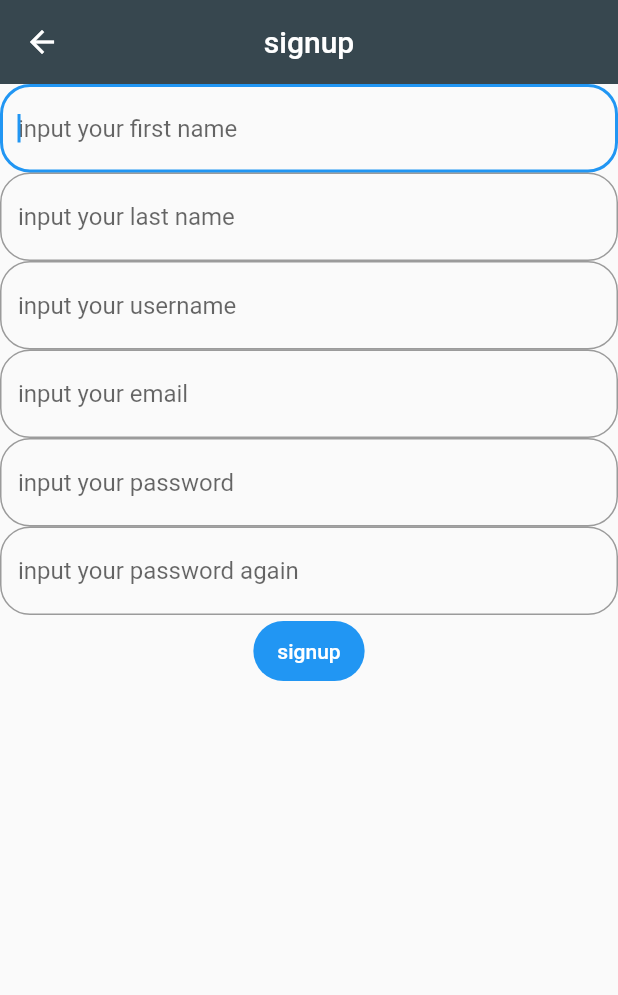
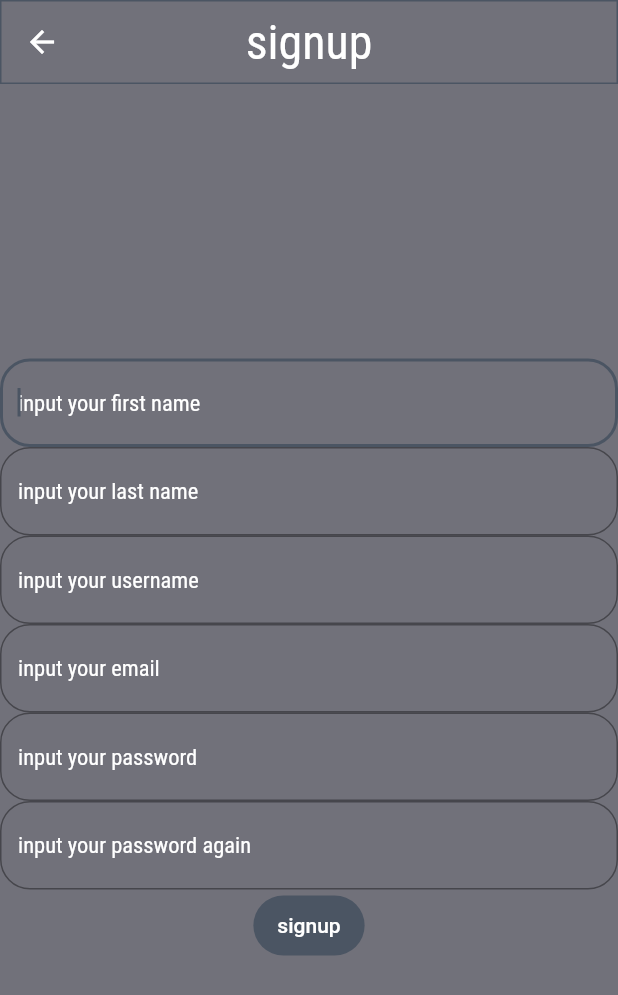
Before and after one commit to JamilmFaris/events-streaming-platform, a Flutter app: the SignupScreen screen opened by its route, on a phone screen of 412 x 824 dp. Shown: the top 995 px of the screen. Run offline on Flutter 3.47's test engine with Material 2 defaults, Android fonts, the phone set to English and light mode, and no system bars; our stand-ins replace image_picker.

Commit message:
style changes

```diff
--- a/lib/classes/auth_arguments.dart
+++ b/lib/classes/auth_arguments.dart
@@ -1,11 +1,12 @@
+import 'package:events_streaming_platform/classes/styles.dart';
 import 'package:flutter/material.dart';
 
 import './helper.dart';
 
 abstract class AuthArguments {
   static const Size accountImageMaxSize = Size(128.0, 128.0);
-
-  static const double bottomPadding = 20.0;
+  static const double appbarPadding = 8.0;
+  static const double bottomPadding = 8.0;
   static const double circular = 20.0;
   static const OutlineInputBorder outlineInputBorder = OutlineInputBorder(
     borderRadius: BorderRadius.all(
@@ -34,6 +35,7 @@ abstract class AuthArguments {
           decoration: InputDecoration(
             hintText: "input your $textType",
             border: outlineInputBorder,
+            hintStyle: Styles.hintStyle,
           ),
           keyboardType: textInputType,
           textInputAction: textInputAction,
--- a/lib/classes/nav_drawer.dart
+++ b/lib/classes/nav_drawer.dart
@@ -6,6 +6,7 @@ import '../screens/signup_screen.dart';
 import '/classes/route_details.dart';
 
 class NavDrawer {
+  // just add routesDetails here and boom it will be in the drawer
   static var routesDetails = [
     RouteDetails(
       name: 'homePage',
--- /dev/null
+++ b/lib/classes/styles.dart
@@ -0,0 +1,31 @@
+import 'package:flutter/material.dart';
+
+class Styles {
+  static TextStyle barTextStyle = TextStyle(
+    fontSize: 32,
+    fontFamily: 'RobotoCondensed',
+  );
+  static TextStyle titleStyle = TextStyle(
+    fontSize: 30,
+    fontFamily: 'RobotoCondensed',
+  );
+  static TextStyle titleStyle2 = TextStyle(
+    fontSize: 28,
+    fontFamily: 'RobotoCondensed',
+  );
+  static TextStyle titleStyle3 = TextStyle(
+    fontSize: 26,
+    fontFamily: 'RobotoCondensed',
+  );
+
+  static TextStyle bodyText = TextStyle(
+    fontSize: 20,
+    fontFamily: 'Raleway',
+  );
+
+  static TextStyle hintStyle = TextStyle(
+    fontSize: 15,
+    fontFamily: 'RobotoCondensed',
+    color: Colors.white,
+  );
+}
--- /dev/null
+++ b/lib/classes/tw_colors.dart
@@ -0,0 +1,313 @@
+import "package:flutter/material.dart";
+
+/// [TwColors] Utility helper for [Tailwind] Colors
+class TwColors {
+  TwColors._();
+
+  /// Theme Colors
+  static Color primaryColor(BuildContext context) =>
+      Theme.of(context).primaryColor;
+  static Color primaryColorDark(BuildContext context) =>
+      Theme.of(context).primaryColorDark;
+  static Color primaryColorLight(BuildContext context) =>
+      Theme.of(context).primaryColorLight;
+  static Color secondary(BuildContext context) =>
+      Theme.of(context).colorScheme.secondary;
+  static Color secondaryColor(BuildContext context) =>
+      Theme.of(context).colorScheme.secondary;
+  static Color backgroundColor(BuildContext context) =>
+      Theme.of(context).colorScheme.background;
+  static Color scaffoldBackgroundColor(BuildContext context) =>
+      Theme.of(context).scaffoldBackgroundColor;
+  static Color cardColor(BuildContext context) => Theme.of(context).cardColor;
+
+  /// Tailwind Colors
+  static const Color black = Color(0xFF010101);
+  static const Color white = Color(0xFFFFFFFF);
+  static const Color transparent = Color(0x00000000);
+  static const MaterialColor gray = MaterialColor(0xFF71717A, <int, Color>{
+    50: Color(0xFFFAFAFA),
+    100: Color(0xFFF4F4F5),
+    200: Color(0xFFE4E4E7),
+    300: Color(0xFFD4D4D8),
+    400: Color(0xFFA1A1AA),
+    500: Color(0xFF71717A),
+    600: Color(0xFF52525B),
+    700: Color(0xFF3F3F46),
+    800: Color(0xFF27272A),
+    900: Color(0xFF18181B),
+  });
+
+  static const MaterialColor blueGray = MaterialColor(0xFF64748B, <int, Color>{
+    50: Color(0xFFF8FAFC),
+    100: Color(0xFFF1F5F9),
+    200: Color(0xFFE2E8F0),
+    300: Color(0xFFCBD5E1),
+    400: Color(0xFF94A3B8),
+    500: Color(0xFF64748B),
+    600: Color(0xFF475569),
+    700: Color(0xFF334155),
+    800: Color(0xFF1E293B),
+    900: Color(0xFF0F172A),
+  });
+
+  static const MaterialColor coolGray = MaterialColor(0xFF4B5563, <int, Color>{
+    50: Color(0xFFF9FAFB),
+    100: Color(0xFFF3F4F6),
+    200: Color(0xFFE5E7EB),
+    300: Color(0xFFD1D5DB),
+    400: Color(0xFF9CA3AF),
+    500: Color(0xFF6B7280),
+    600: Color(0xFF4B5563),
+    700: Color(0xFF4B5563),
+    800: Color(0xFF1F2937),
+    900: Color(0xFF111827),
+  });
+
+  static const MaterialColor trueGray = MaterialColor(0xFF737373, <int, Color>{
+    50: Color(0xFFFAFAFA),
+    100: Color(0xFFF5F5F5),
+    200: Color(0xFFE5E5E5),
+    300: Color(0xFFD4D4D4),
+    400: Color(0xFFA3A3A3),
+    500: Color(0xFF737373),
+    600: Color(0xFF525252),
+    700: Color(0xFF404040),
+    800: Color(0xFF262626),
+    900: Color(0xFF171717),
+  });
+
+  static const MaterialColor warmGray = MaterialColor(0xFF78716C, <int, Color>{
+    50: Color(0xFFFAFAF9),
+    100: Color(0xFFF5F5F4),
+    200: Color(0xFFE7E5E4),
+    300: Color(0xFFD6D3D1),
+    400: Color(0xFFA8A29E),
+    500: Color(0xFF78716C),
+    600: Color(0xFF57534E),
+    700: Color(0xFF44403C),
+    800: Color(0xFF292524),
+    900: Color(0xFF1C1917),
+  });
+
+  static const MaterialColor red = MaterialColor(0xFFEF4444, <int, Color>{
+    50: Color(0xFFFEF2F2),
+    100: Color(0xFFFEE2E2),
+    200: Color(0xFFFECACA),
+    300: Color(0xFFFCA5A5),
+    400: Color(0xFFF87171),
+    500: Color(0xFFEF4444),
+    600: Color(0xFFDC2626),
+    700: Color(0xFFB91C1C),
+    800: Color(0xFF991B1B),
+    900: Color(0xFF7F1D1D),
+  });
+
+  static const MaterialColor orange = MaterialColor(0xFFF97316, <int, Color>{
+    50: Color(0xFFFFF7ED),
+    100: Color(0xFFFFEDD5),
+    200: Color(0xFFFED7AA),
+    300: Color(0xFFFDBA74),
+    400: Color(0xFFFB923C),
+    500: Color(0xFFF97316),
+    600: Color(0xFFEA580C),
+    700: Color(0xFFC2410C),
+    800: Color(0xFF9A3412),
+    900: Color(0xFF7C2D12),
+  });
+
+  static const MaterialColor amber = MaterialColor(0xFFF59E0B, <int, Color>{
+    50: Color(0xFFFFFBEB),
+    100: Color(0xFFFEF3C7),
+    200: Color(0xFFFDE68A),
+    300: Color(0xFFFCD34D),
+    400: Color(0xFFFBBF24),
+    500: Color(0xFFF59E0B),
+    600: Color(0xFFD97706),
+    700: Color(0xFFB45309),
+    800: Color(0xFF92400E),
+    900: Color(0xFF78350F),
+  });
+
+  static const MaterialColor yellow = MaterialColor(0xFFEAB308, <int, Color>{
+    50: Color(0xFFFEFCE8),
+    100: Color(0xFFFEF9C3),
+    200: Color(0xFFFEF08A),
+    300: Color(0xFFFDE047),
+    400: Color(0xFFFACC15),
+    500: Color(0xFFEAB308),
+    600: Color(0xFFCA8A04),
+    700: Color(0xFFA16207),
+    800: Color(0xFF854D0E),
+    900: Color(0xFF713F12),
+  });
+
+  static const MaterialColor lime = MaterialColor(0xFF84CC16, <int, Color>{
+    50: Color(0xFFF7FEE7),
+    100: Color(0xFFECFCCB),
+    200: Color(0xFFD9F99D),
+    300: Color(0xFFBEF264),
+    400: Color(0xFFA3E635),
+    500: Color(0xFF84CC16),
+    600: Color(0xFF65A30D),
+    700: Color(0xFF4D7C0F),
+    800: Color(0xFF3F6212),
+    900: Color(0xFF365314),
+  });
+
+  static const MaterialColor green = MaterialColor(0xFF22C55E, <int, Color>{
+    50: Color(0xFFF0FDF4),
+    100: Color(0xFFDCFCE7),
+    200: Color(0xFFBBF7D0),
+    300: Color(0xFF86EFAC),
+    400: Color(0xFF4ADE80),
+    500: Color(0xFF22C55E),
+    600: Color(0xFF16A34A),
+    700: Color(0xFF15803D),
+    800: Color(0xFF166534),
+    900: Color(0xFF14532D),
+  });
+
+  static const MaterialColor emerald = MaterialColor(0xFF10B981, <int, Color>{
+    50: Color(0xFFECFDF5),
+    100: Color(0xFFD1FAE5),
+    200: Color(0xFFA7F3D0),
+    300: Color(0xFF6EE7B7),
+    400: Color(0xFF34D399),
+    500: Color(0xFF10B981),
+    600: Color(0xFF059669),
+    700: Color(0xFF047857),
+    800: Color(0xFF065F46),
+    900: Color(0xFF064E3B),
+  });
+
+  static const MaterialColor teal = MaterialColor(0xFF14B8A6, <int, Color>{
+    50: Color(0xFFF0FDFA),
+    100: Color(0xFFCCFBF1),
+    200: Color(0xFF99F6E4),
+    300: Color(0xFF5EEAD4),
+    400: Color(0xFF2DD4BF),
+    500: Color(0xFF14B8A6),
+    600: Color(0xFF0D9488),
+    700: Color(0xFF0F766E),
+    800: Color(0xFF115E59),
+    900: Color(0xFF134E4A),
+  });
+
+  static const MaterialColor cyan = MaterialColor(0xFF06B6D4, <int, Color>{
+    50: Color(0xFFECFEFF),
+    100: Color(0xFFCFFAFE),
+    200: Color(0xFFA5F3FC),
+    300: Color(0xFF67E8F9),
+    400: Color(0xFF22D3EE),
+    500: Color(0xFF06B6D4),
+    600: Color(0xFF0891B2),
+    700: Color(0xFF0E7490),
+    800: Color(0xFF155E75),
+    900: Color(0xFF164E63),
+  });
+
+  static const MaterialColor lightBlue = MaterialColor(0xFF0EA5E9, <int, Color>{
+    50: Color(0xFFF0F9FF),
+    100: Color(0xFFE0F2FE),
+    200: Color(0xFFBAE6FD),
+    300: Color(0xFF7DD3FC),
+    400: Color(0xFF38BDF8),
+    500: Color(0xFF0EA5E9),
+    600: Color(0xFF0284C7),
+    700: Color(0xFF0369A1),
+    800: Color(0xFF075985),
+    900: Color(0xFF0C4A6E),
+  });
+
+  static const MaterialColor blue = MaterialColor(0xFF3B82F6, <int, Color>{
+    50: Color(0xFFEFF6FF),
+    100: Color(0xFFDBEAFE),
+    200: Color(0xFFBFDBFE),
+    300: Color(0xFF93C5FD),
+    400: Color(0xFF60A5FA),
+    500: Color(0xFF3B82F6),
+    600: Color(0xFF2563EB),
+    700: Color(0xFF1D4ED8),
+    800: Color(0xFF1E40AF),
+    900: Color(0xFF1E3A8A),
+  });
+
+  static const MaterialColor indigo = MaterialColor(0xFF6366F1, <int, Color>{
+    50: Color(0xFFEEF2FF),
+    100: Color(0xFFE0E7FF),
+    200: Color(0xFFC7D2FE),
+    300: Color(0xFFA5B4FC),
+    400: Color(0xFF818CF8),
+    500: Color(0xFF6366F1),
+    600: Color(0xFF4F46E5),
+    700: Color(0xFF4338CA),
+    800: Color(0xFF3730A3),
+    900: Color(0xFF312E81),
+  });
+
+  static const MaterialColor violet = MaterialColor(0xFF8B5CF6, <int, Color>{
+    50: Color(0xFFF5F3FF),
+    100: Color(0xFFEDE9FE),
+    200: Color(0xFFDDD6FE),
+    300: Color(0xFFC4B5FD),
+    400: Color(0xFFA78BFA),
+    500: Color(0xFF8B5CF6),
+    600: Color(0xFF7C3AED),
+    700: Color(0xFF6D28D9),
+    800: Color(0xFF5B21B6),
+    900: Color(0xFF4C1D95),
+  });
+
+  static const MaterialColor purple = MaterialColor(0xFFA855F7, <int, Color>{
+    50: Color(0xFFFAF5FF),
+    100: Color(0xFFF3E8FF),
+    200: Color(0xFFE9D5FF),
+    300: Color(0xFFD8B4FE),
+    400: Color(0xFFC084FC),
+    500: Color(0xFFA855F7),
+    600: Color(0xFF9333EA),
+    700: Color(0xFF7E22CE),
+    800: Color(0xFF6B21A8),
+    900: Color(0xFF581C87),
+  });
+
+  static const MaterialColor fuchsia = MaterialColor(0xFFD946EF, <int, Color>{
+    50: Color(0xFFFDF4FF),
+    100: Color(0xFFFAE8FF),
+    200: Color(0xFFF5D0FE),
+    300: Color(0xFFF0ABFC),
+    400: Color(0xFFE879F9),
+    500: Color(0xFFD946EF),
+    600: Color(0xFFC026D3),
+    700: Color(0xFFA21CAF),
+    800: Color(0xFF86198F),
+    900: Color(0xFF701A75),
+  });
+
+  static const MaterialColor pink = MaterialColor(0xFFEC4899, <int, Color>{
+    50: Color(0xFFFDF2F8),
+    100: Color(0xFFFCE7F3),
+    200: Color(0xFFFBCFE8),
+    300: Color(0xFFF9A8D4),
+    400: Color(0xFFF472B6),
+    500: Color(0xFFEC4899),
+    600: Color(0xFFDB2777),
+    700: Color(0xFFBE185D),
+    800: Color(0xFF9D174D),
+    900: Color(0xFF831843),
+  });
+
+  static const MaterialColor rose = MaterialColor(0xFFF43F5E, <int, Color>{
+    50: Color(0xFFFFF1F2),
+    100: Color(0xFFFFE4E6),
+    200: Color(0xFFFECDD3),
+    300: Color(0xFFFDA4AF),
+    400: Color(0xFFFB7185),
+    500: Color(0xFFF43F5E),
+    600: Color(0xFFE11D48),
+    700: Color(0xFFBE123C),
+    800: Color(0xFF9F1239),
+    900: Color(0xFF881337),
+  });
+}
--- a/lib/main.dart
+++ b/lib/main.dart
@@ -1,8 +1,8 @@
-import 'package:events_streaming_platform/classes/helper.dart';
 import 'package:flutter/material.dart';
 
 import 'classes/nav_drawer.dart';
-import 'classes/route_details.dart';
+import 'classes/styles.dart';
+import 'classes/tw_colors.dart';
 import 'screens/signup_screen.dart';
 import 'screens/login_screen.dart';
 import 'screens/edit_account_screen.dart';
@@ -15,11 +15,18 @@ class MyApp extends StatelessWidget {
     return MaterialApp(
       title: 'Flutter Demo',
       theme: ThemeData(
-        primaryColor: Colors.grey,
+        primaryColor: TwColors.gray,
         appBarTheme: AppBarTheme(
-          backgroundColor: Colors.blueGrey.shade800,
+          shape:
+              const Border.fromBorderSide(BorderSide(color: TwColors.coolGray)),
+          backgroundColor: TwColors.gray,
           elevation: 0,
           centerTitle: true,
+          titleTextStyle: Styles.barTextStyle,
+        ),
+        colorScheme: ColorScheme.fromSwatch(
+          primarySwatch: TwColors.coolGray,
+          backgroundColor: TwColors.gray,
         ),
       ),
       darkTheme: ThemeData(
@@ -37,7 +44,6 @@ class MyApp extends StatelessWidget {
 
 class MainPage extends StatelessWidget {
   MainPage({Key? key}) : super(key: key);
-  // just add routesDetails here and boom it will be in the drawer
 
   @override
   Widget build(BuildContext context) {
@@ -46,7 +52,7 @@ class MainPage extends StatelessWidget {
       appBar: AppBar(
         title: const Text('Main page'),
       ),
-      backgroundColor: Theme.of(context).scaffoldBackgroundColor,
+      backgroundColor: TwColors.backgroundColor(context),
       body: SafeArea(
         child: SingleChildScrollView(
           child: Column(
@@ -55,9 +61,9 @@ class MainPage extends StatelessWidget {
               Container(
                 alignment: Alignment.center,
                 padding: const EdgeInsets.all(10.0),
-                child: const Text(
+                child: Text(
                   'upcoming events',
-                  style: TextStyle(fontSize: 30),
+                  style: Styles.titleStyle,
                 ),
               ),
             ],
--- a/lib/screens/edit_account_screen.dart
+++ b/lib/screens/edit_account_screen.dart
@@ -1,5 +1,6 @@
 import 'dart:io';
 
+import 'package:events_streaming_platform/classes/tw_colors.dart';
 import 'package:flutter/material.dart';
 import 'package:flutter/services.dart';
 import 'package:image_picker/image_picker.dart';
@@ -30,10 +31,14 @@ class _EditAccountScreenState extends State<EditAccountScreen> {
         headlineController = TextEditingController();
     Image addImage = Image.asset('assets/images/add_image.png');
     return Scaffold(
+      backgroundColor: TwColors.backgroundColor(context),
       appBar: AppBar(
         title: const Text('edit account'),
       ),
-      body: SingleChildScrollView(
+      body: Padding(
+        padding:
+            const EdgeInsets.symmetric(vertical: AuthArguments.appbarPadding),
+        child: SingleChildScrollView(
           child: Column(
             children: [
               image == null
@@ -106,6 +111,7 @@ class _EditAccountScreenState extends State<EditAccountScreen> {
             ],
           ),
         ),
+      ),
     );
   }
 
@@ -119,7 +125,6 @@ class _EditAccountScreenState extends State<EditAccountScreen> {
       if (image == null) return;
       setState(() {
         this.image = image;
-        print(image.path);
       });
     } on PlatformException catch (e) {
       print('Failed to pick image: $e');
--- a/lib/screens/login_screen.dart
+++ b/lib/screens/login_screen.dart
@@ -1,3 +1,4 @@
+import 'package:events_streaming_platform/classes/tw_colors.dart';
 import 'package:flutter/material.dart';
 
 import '../request/request.dart';
@@ -13,8 +14,11 @@ class LoginScreen extends StatelessWidget {
         passwordController = TextEditingController();
     const double bottomPadding = AuthArguments.bottomPadding;
     return Scaffold(
+      backgroundColor: TwColors.backgroundColor(context),
       appBar: AppBar(title: const Text('login')),
-      body: Column(children: [
+      body: Column(
+        mainAxisAlignment: MainAxisAlignment.center,
+        children: [
           Padding(
             padding: const EdgeInsets.only(bottom: bottomPadding),
             child: AuthArguments.authTextField(
@@ -43,7 +47,8 @@ class LoginScreen extends StatelessWidget {
             },
             child: const Text('login'),
           )
-      ]),
+        ],
+      ),
     );
   }
 }
--- a/lib/screens/signup_screen.dart
+++ b/lib/screens/signup_screen.dart
@@ -1,3 +1,4 @@
+import 'package:events_streaming_platform/classes/tw_colors.dart';
 import 'package:flutter/material.dart';
 
 import '../classes/auth_arguments.dart';
@@ -17,33 +18,44 @@ class SignupScreen extends StatelessWidget {
         verifyPasswordController = TextEditingController();
 
     return Scaffold(
+      backgroundColor: TwColors.backgroundColor(context),
       appBar: AppBar(title: const Text('signup')),
-      body: SingleChildScrollView(
+      body: Container(
+        alignment: Alignment.center,
+        child: Padding(
+          padding:
+              const EdgeInsets.symmetric(vertical: AuthArguments.appbarPadding),
+          child: SingleChildScrollView(
             child: Column(
               children: [
                 AuthArguments.authTextField(
                   autofocus: true,
                   controller: firstNameController,
                   textType: 'first name',
-                textInputAction: TextInputAction.next),
+                  textInputAction: TextInputAction.next,
+                ),
                 AuthArguments.authTextField(
                   controller: lastNameController,
                   textType: 'last name',
-                textInputAction: TextInputAction.next),
+                  textInputAction: TextInputAction.next,
+                ),
                 AuthArguments.authTextField(
                   controller: userNameController,
                   textType: 'username',
-                textInputAction: TextInputAction.next),
+                  textInputAction: TextInputAction.next,
+                ),
                 AuthArguments.authTextField(
                   controller: emailController,
                   textType: 'email',
                   textInputType: TextInputType.emailAddress,
-                textInputAction: TextInputAction.next),
+                  textInputAction: TextInputAction.next,
+                ),
                 AuthArguments.authTextField(
                   controller: passwordController,
                   textType: 'password',
                   obscureText: true,
-                textInputAction: TextInputAction.next),
+                  textInputAction: TextInputAction.next,
+                ),
                 AuthArguments.authTextField(
                   controller: verifyPasswordController,
                   textType: 'password again',
@@ -52,7 +64,8 @@ class SignupScreen extends StatelessWidget {
                 ),
                 AuthArguments.authFilledButton(
                   onPressed: () {
-                if (passwordController.text == verifyPasswordController.text &&
+                    if (passwordController.text ==
+                            verifyPasswordController.text &&
                         firstNameController.text.isNotEmpty &&
                         lastNameController.text.isNotEmpty &&
                         userNameController.text.isNotEmpty &&
@@ -71,6 +84,8 @@ class SignupScreen extends StatelessWidget {
               ],
             ),
           ),
+        ),
+      ),
     );
   }
 }
```
Also changed, not shown: pubspec.yaml (+17 -11 lines), assets/fonts/Raleway-Black.ttf (added), assets/fonts/Raleway-Bold.ttf (added), assets/fonts/Raleway-Regular.ttf (added), assets/fonts/RobotoCondensed-Bold.ttf (added), assets/fonts/RobotoCondensed-Italic.ttf (added), assets/fonts/RobotoCondensed-Light.ttf (added), assets/fonts/RobotoCondensed-Regular.ttf (added). Lines whose indentation alone changed are shown as unchanged.
